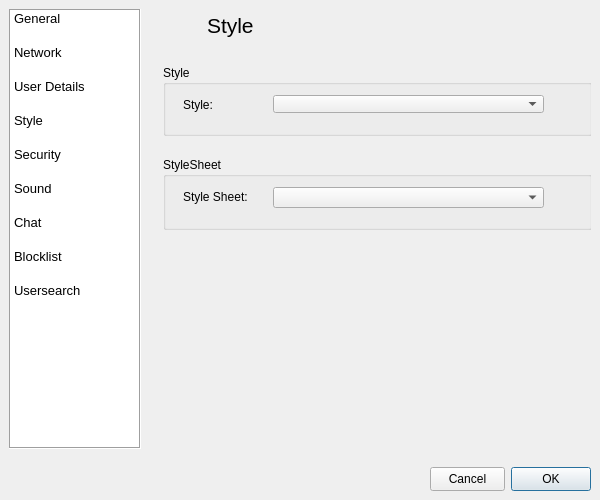
Old version of the form src/gui/form_settingsgui.ui in the repository tranoo-im/tranoo-im.
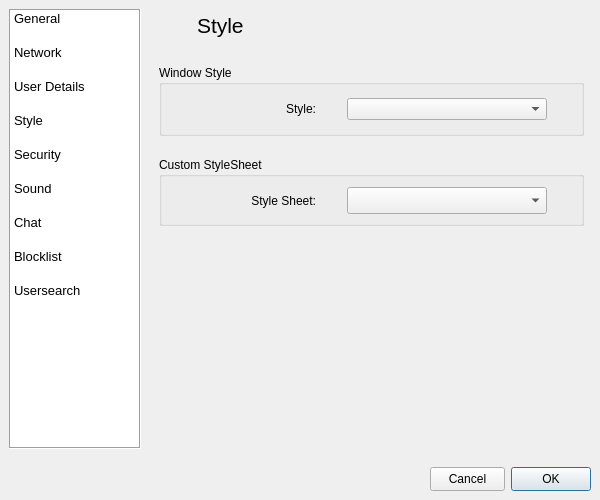
New version of the form. The open tabs and pages were chosen to show the change. Icons and pictures are not drawn.

The edit to the form file:
```diff
--- a/src/gui/form_settingsgui.ui
+++ b/src/gui/form_settingsgui.ui
@@ -1354,121 +1354,163 @@
        <widget class="QGroupBox" name="groupBox_3">
         <property name="geometry">
          <rect>
-          <x>4</x>
+          <x>0</x>
           <y>148</y>
-          <width>429</width>
-          <height>73</height>
+          <width>425</width>
+          <height>69</height>
          </rect>
         </property>
         <property name="title">
-         <string>StyleSheet</string>
+         <string>Custom StyleSheet</string>
         </property>
-        <widget class="QComboBox" name="styleSheetCombo">
-         <property name="enabled">
-          <bool>true</bool>
-         </property>
+        <widget class="QWidget" name="">
          <property name="geometry">
           <rect>
-           <x>110</x>
+           <x>12</x>
            <y>30</y>
-           <width>271</width>
-           <height>21</height>
+           <width>401</width>
+           <height>27</height>
           </rect>
          </property>
-         <property name="maximumSize">
-          <size>
-           <width>16777215</width>
-           <height>87</height>
-          </size>
-         </property>
-         <property name="font">
-          <font>
-           <weight>75</weight>
-           <bold>true</bold>
-          </font>
-         </property>
-         <property name="iconSize">
-          <size>
-           <width>200</width>
-           <height>87</height>
-          </size>
-         </property>
-        </widget>
-        <widget class="QLabel" name="label_8">
-         <property name="geometry">
-          <rect>
-           <x>20</x>
-           <y>30</y>
-           <width>81</width>
-           <height>20</height>
-          </rect>
-         </property>
-         <property name="sizePolicy">
-          <sizepolicy hsizetype="Fixed" vsizetype="Fixed">
-           <horstretch>0</horstretch>
-           <verstretch>0</verstretch>
-          </sizepolicy>
-         </property>
-         <property name="text">
-          <string>Style Sheet:</string>
-         </property>
+         <layout class="QGridLayout" name="gridLayout_24">
+          <item row="0" column="0">
+           <widget class="QLabel" name="label_8">
+            <property name="sizePolicy">
+             <sizepolicy hsizetype="Fixed" vsizetype="Fixed">
+              <horstretch>0</horstretch>
+              <verstretch>0</verstretch>
+             </sizepolicy>
+            </property>
+            <property name="maximumSize">
+             <size>
+              <width>120</width>
+              <height>92</height>
+             </size>
+            </property>
+            <property name="baseSize">
+             <size>
+              <width>120</width>
+              <height>92</height>
+             </size>
+            </property>
+            <property name="text">
+             <string>Style Sheet:</string>
+            </property>
+            <property name="alignment">
+             <set>Qt::AlignRight|Qt::AlignTrailing|Qt::AlignVCenter</set>
+            </property>
+           </widget>
+          </item>
+          <item row="0" column="1">
+           <widget class="QComboBox" name="styleSheetCombo">
+            <property name="enabled">
+             <bool>true</bool>
+            </property>
+            <property name="maximumSize">
+             <size>
+              <width>200</width>
+              <height>92</height>
+             </size>
+            </property>
+            <property name="font">
+             <font>
+              <weight>75</weight>
+              <bold>true</bold>
+             </font>
+            </property>
+            <property name="iconSize">
+             <size>
+              <width>200</width>
+              <height>92</height>
+             </size>
+            </property>
+           </widget>
+          </item>
+         </layout>
         </widget>
        </widget>
        <widget class="QGroupBox" name="groupBox_2">
         <property name="geometry">
          <rect>
-          <x>4</x>
+          <x>0</x>
           <y>56</y>
-          <width>429</width>
+          <width>425</width>
           <height>71</height>
          </rect>
         </property>
         <property name="title">
-         <string>Style</string>
+         <string>Window Style</string>
         </property>
-        <widget class="QComboBox" name="styleCombo">
-         <property name="enabled">
-          <bool>true</bool>
-         </property>
+        <widget class="QWidget" name="">
          <property name="geometry">
           <rect>
-           <x>110</x>
+           <x>12</x>
            <y>30</y>
-           <width>271</width>
-           <height>18</height>
+           <width>401</width>
+           <height>29</height>
           </rect>
          </property>
-         <property name="sizePolicy">
-          <sizepolicy hsizetype="Fixed" vsizetype="Fixed">
-           <horstretch>0</horstretch>
-           <verstretch>0</verstretch>
-          </sizepolicy>
-         </property>
-        </widget>
-        <widget class="QLabel" name="label_7">
-         <property name="geometry">
-          <rect>
-           <x>20</x>
-           <y>30</y>
-           <width>51</width>
-           <height>20</height>
-          </rect>
-         </property>
-         <property name="sizePolicy">
-          <sizepolicy hsizetype="Fixed" vsizetype="Fixed">
-           <horstretch>0</horstretch>
-           <verstretch>0</verstretch>
-          </sizepolicy>
-         </property>
-         <property name="text">
-          <string>Style:</string>
-         </property>
+         <layout class="QGridLayout" name="gridLayout_25">
+          <item row="0" column="0">
+           <widget class="QLabel" name="label_7">
+            <property name="sizePolicy">
+             <sizepolicy hsizetype="Fixed" vsizetype="Fixed">
+              <horstretch>0</horstretch>
+              <verstretch>0</verstretch>
+             </sizepolicy>
+            </property>
+            <property name="maximumSize">
+             <size>
+              <width>120</width>
+              <height>92</height>
+             </size>
+            </property>
+            <property name="baseSize">
+             <size>
+              <width>120</width>
+              <height>92</height>
+             </size>
+            </property>
+            <property name="text">
+             <string>Style:</string>
+            </property>
+            <property name="alignment">
+             <set>Qt::AlignRight|Qt::AlignTrailing|Qt::AlignVCenter</set>
+            </property>
+           </widget>
+          </item>
+          <item row="0" column="1">
+           <widget class="QComboBox" name="styleCombo">
+            <property name="enabled">
+             <bool>true</bool>
+            </property>
+            <property name="sizePolicy">
+             <sizepolicy hsizetype="Fixed" vsizetype="Fixed">
+              <horstretch>0</horstretch>
+              <verstretch>0</verstretch>
+             </sizepolicy>
+            </property>
+            <property name="maximumSize">
+             <size>
+              <width>200</width>
+              <height>16777215</height>
+             </size>
+            </property>
+            <property name="baseSize">
+             <size>
+              <width>200</width>
+              <height>92</height>
+             </size>
+            </property>
+           </widget>
+          </item>
+         </layout>
         </widget>
        </widget>
        <widget class="QWidget" name="layoutWidget_17">
         <property name="geometry">
          <rect>
-          <x>10</x>
+          <x>0</x>
           <y>0</y>
           <width>127</width>
           <height>34</height>
```
Left out of the diff: 531 changed lines with no effect on the pictures.
